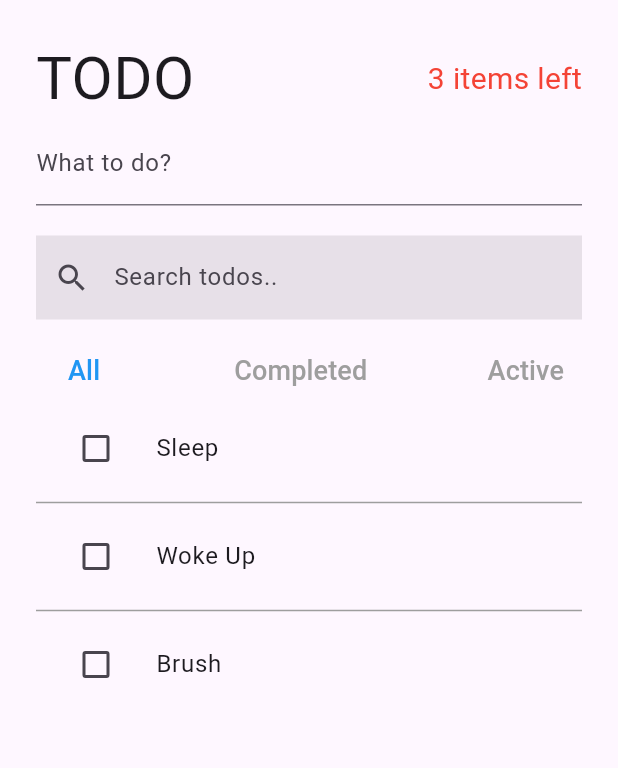
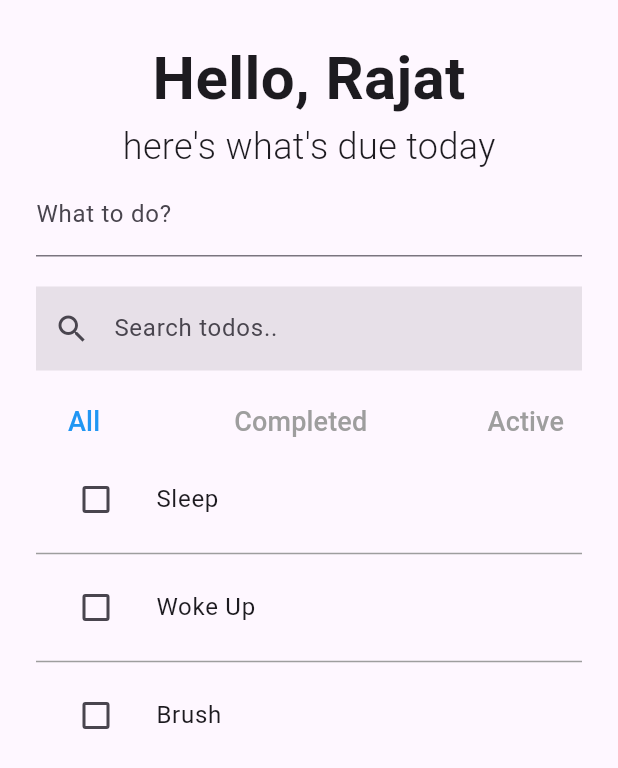
Before and after one commit to rajat-bisht-zzz/todo_app, a Flutter app: the screen it shows after launch, on a phone screen of 412 x 824 dp. Shown: the top 768 px of the screen. Run offline on Flutter 3.47's test engine with Material 3 defaults, Android fonts, the phone set to English and light mode, and no system bars; our stand-ins replace bloc, equatable, flutter_bloc.

Commit message:
Update app header

```diff
--- a/lib/pages/todo_page/todo_header.dart
+++ b/lib/pages/todo_page/todo_header.dart
@@ -1,18 +1,20 @@
 import 'package:flutter/material.dart';
-import 'package:flutter_bloc/flutter_bloc.dart';
-import 'package:todo_app/cubit/cubits.dart';
 
 class TodoHeader extends StatelessWidget {
   const TodoHeader({super.key});
 
   @override
   Widget build(BuildContext context) {
-    return Row(
+    return Column(
       mainAxisAlignment: MainAxisAlignment.spaceBetween,
       children: [
         Text(
-          'TODO',
-          style: TextStyle(fontSize: 40),
+          'Hello, Rajat',
+          style: TextStyle(fontSize: 40, fontWeight: FontWeight.bold),
+        ),
+        Text(
+          'here\'s what\'s due today',
+          style: TextStyle(fontSize: 24, fontWeight: FontWeight.w300),
         ),
         // BlocBuilder<ActiveTodoCountCubit, ActiveTodoCountState>(
         //   builder: (context, state) {
@@ -22,10 +24,10 @@ class TodoHeader extends StatelessWidget {
         //     );
         //   },
         // ),
-        Text(
-          '${context.watch<ActiveTodoCountCubit>().state.activeTodoCount} items left',
-          style: TextStyle(fontSize: 20, color: Colors.red),
-        ),
+        // Text(
+        //   '${context.watch<ActiveTodoCountCubit>().state.activeTodoCount} items left',
+        //   style: TextStyle(fontSize: 20, color: Colors.red),
+        // ),
       ],
     );
   }
```
Also changed, not shown: pubspec.lock, 2 other files.
